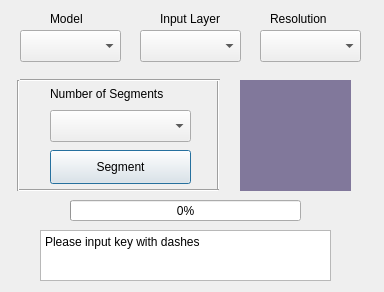
Before: the Qt Designer form segmenter_dialog_base.ui in sirebellum/qgis-segmentation, drawn with Qt 5.
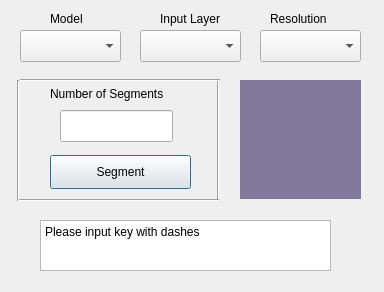
After: the same form once the commit is applied.

The edit to the form file:
```diff
--- a/segmenter_dialog_base.ui
+++ b/segmenter_dialog_base.ui
@@ -26,7 +26,7 @@
    <property name="geometry">
     <rect>
      <x>50</x>
-     <y>150</y>
+     <y>155</y>
      <width>141</width>
      <height>34</height>
     </rect>
@@ -38,27 +38,11 @@
     <string>Segment</string>
    </property>
   </widget>
-  <widget class="QProgressBar" name="progressBar">
-   <property name="geometry">
-    <rect>
-     <x>70</x>
-     <y>200</y>
-     <width>231</width>
-     <height>21</height>
-    </rect>
-   </property>
-   <property name="styleSheet">
-    <string notr="true"/>
-   </property>
-   <property name="value">
-    <number>0</number>
-   </property>
-  </widget>
   <widget class="QPlainTextEdit" name="inputBox">
    <property name="geometry">
     <rect>
      <x>40</x>
-     <y>230</y>
+     <y>220</y>
      <width>291</width>
      <height>51</height>
     </rect>
@@ -79,8 +63,8 @@
     <rect>
      <x>240</x>
      <y>80</y>
-     <width>111</width>
-     <height>111</height>
+     <width>121</width>
+     <height>119</height>
     </rect>
    </property>
    <property name="styleSheet">
@@ -141,7 +125,7 @@
      <x>210</x>
      <y>80</y>
      <width>16</width>
-     <height>111</height>
+     <height>121</height>
     </rect>
    </property>
    <property name="orientation">
@@ -165,7 +149,7 @@
    <property name="geometry">
     <rect>
      <x>19</x>
-     <y>180</y>
+     <y>190</y>
      <width>200</width>
      <height>20</height>
     </rect>
@@ -180,7 +164,7 @@
      <x>10</x>
      <y>80</y>
      <width>16</width>
-     <height>111</height>
+     <height>121</height>
     </rect>
    </property>
    <property name="orientation">
@@ -254,24 +238,15 @@
     <string/>
    </property>
   </widget>
-  <widget class="QComboBox" name="inputSegments">
+  <widget class="QLineEdit" name="inputSegments">
    <property name="geometry">
     <rect>
-     <x>50</x>
+     <x>60</x>
      <y>110</y>
-     <width>141</width>
+     <width>113</width>
      <height>32</height>
     </rect>
    </property>
-   <property name="toolTip">
-    <string/>
-   </property>
-   <property name="currentText">
-    <string/>
-   </property>
-   <property name="placeholderText">
-    <string/>
-   </property>
   </widget>
  </widget>
  <resources/>
```
